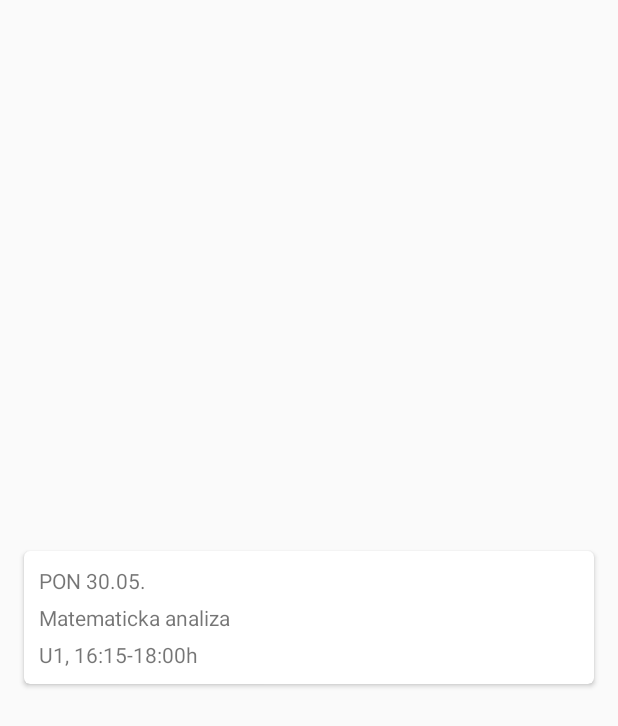
After one commit to iPerisic96/RAFroid, an Android app: the layout card_view_klk.xml on its own in the app's theme, with its tools: preview values and no code run, on a phone screen of 412 x 824 dp. The commit adds this screen. Shown: the top 726 px of the screen. Run offline under Robolectric (Android 15) with nearby library versions, the phone set to English and light mode, and no system bars.

Commit message:
Prikaz kolokvijuma

```diff
--- /dev/null
+++ b/app/src/main/res/layout/card_view_klk.xml
@@ -0,0 +1,46 @@
+<?xml version="1.0" encoding="utf-8"?>
+<android.support.v7.widget.CardView xmlns:android="http://schemas.android.com/apk/res/android"
+    xmlns:card_view="http://schemas.android.com/apk/res-auto"
+    android:id="@+id/cvMain"
+    android:layout_width="match_parent"
+    android:layout_height="wrap_content"
+    android:layout_gravity="center"
+    android:layout_marginTop="4dp"
+    android:layout_marginBottom="4dp"
+    android:layout_marginRight="16dp"
+    android:layout_marginLeft="16dp"
+    android:clickable="true"
+    android:elevation="3dp"
+    card_view:cardCornerRadius="4dp"
+    android:foreground="?android:attr/selectableItemBackground">
+
+    <RelativeLayout
+        android:id="@+id/cardRelativeLayout"
+        android:layout_width="match_parent"
+        android:layout_height="wrap_content"
+        android:padding="10dp">
+
+        <TextView
+            android:id="@+id/examDate"
+            android:layout_width="wrap_content"
+            android:layout_height="wrap_content"
+            android:text="PON 30.05." />
+
+        <TextView
+            android:id="@+id/examName"
+            android:layout_width="wrap_content"
+            android:layout_height="wrap_content"
+            android:layout_below="@+id/examDate"
+            android:layout_marginTop="5dp"
+            android:text="Matematicka analiza" />
+
+        <TextView
+            android:id="@+id/examTime"
+            android:layout_width="wrap_content"
+            android:layout_height="wrap_content"
+            android:layout_below="@+id/examName"
+            android:layout_marginTop="5dp"
+            android:gravity="center"
+            android:text="U1, 16:15-18:00h" />
+    </RelativeLayout>
+</android.support.v7.widget.CardView>
```
Also changed, not shown: app/src/main/java/android/example/com/rafdroid/DummyCardAdapter.java (added, +127 -0 lines), app/src/main/java/android/example/com/rafdroid/KolokvijumiActivity.java (+93 -46 lines), app/src/main/res/layout/activity_kolokvijumi.xml (added, +18 -0 lines), app/src/main/res/layout/activity_main.xml (+12 -4 lines).
